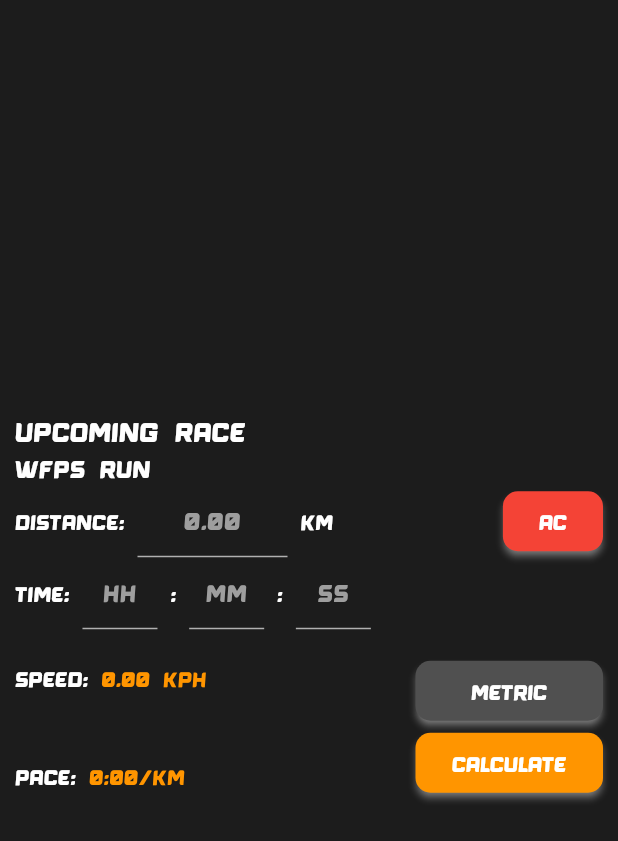
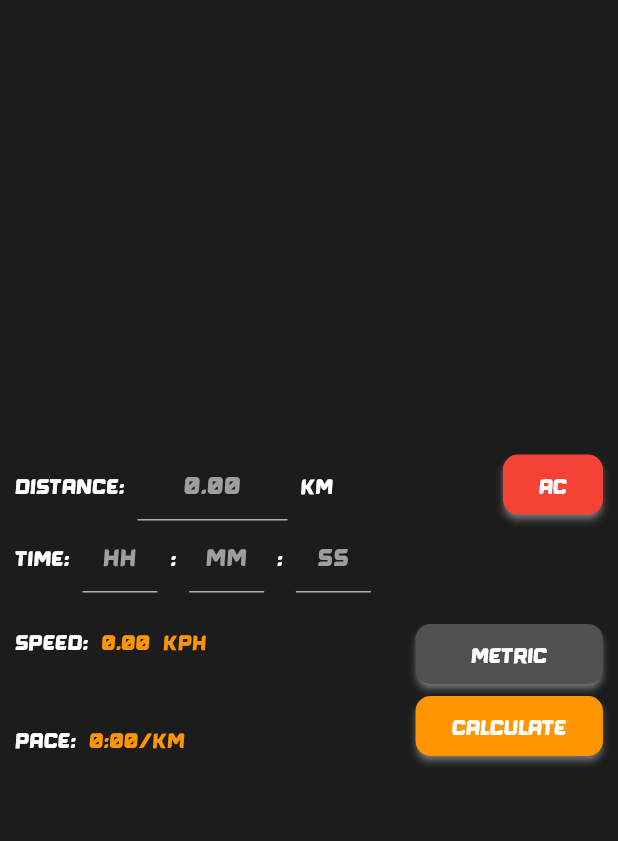
Before and after one commit to AllenClarkV/pacer, a Flutter app: the screen it shows after launch, on a phone screen of 412 x 824 dp. Shown: the top 841 px of the screen. Run offline on Flutter 3.47's test engine with Material 3 defaults, Android fonts, the phone set to English and light mode, and no system bars.

Commit message:
Hide some headers

```diff
--- a/lib/pages/pacer.dart
+++ b/lib/pages/pacer.dart
@@ -186,8 +186,8 @@ class _PacerState extends State<Pacer> {
               mainAxisAlignment: MainAxisAlignment.center,
               crossAxisAlignment: CrossAxisAlignment.start,
               children: [
-                heading('Upcoming Race'),
-                subheading('WFPS Run'),
+                Visibility(visible: false, child: heading('Upcoming Race')),
+                Visibility(visible: false, child: subheading('WFPS Run')),
                 Visibility(visible: false, child: _formatDuration(_remaining)),
                 Visibility(visible: false, child: const SizedBox(height: 10)),
                 Column(children: [
@@ -242,15 +242,17 @@ class _PacerState extends State<Pacer> {
                             _labelValueRow('pace: ',
                                 !unitswitch ? metricpace : imperialpace),
                           ]),
-                      Column(children: [
-                        _button(
-                            !unitswitch ? 'metric' : 'imperial', _toggleUnit,
+                      Column(
+                          mainAxisAlignment: MainAxisAlignment.spaceBetween,
+                          children: [
+                            _button(!unitswitch ? 'metric' : 'imperial',
+                                _toggleUnit,
                                 bg: !unitswitch
                                     ? const Color(0xff505050)
                                     : const Color(0xffb0b0b0),
                                 elevation: !unitswitch ? 2 : 1),
-                        _button(
-                            'Calculate', () => setState(_calculatePaceAndSpeed),
+                            _button('Calculate',
+                                () => setState(_calculatePaceAndSpeed),
                                 bg: const Color(0xffFF9500)),
                           ])
                     ],
```
Lines whose indentation alone changed are shown as unchanged.
